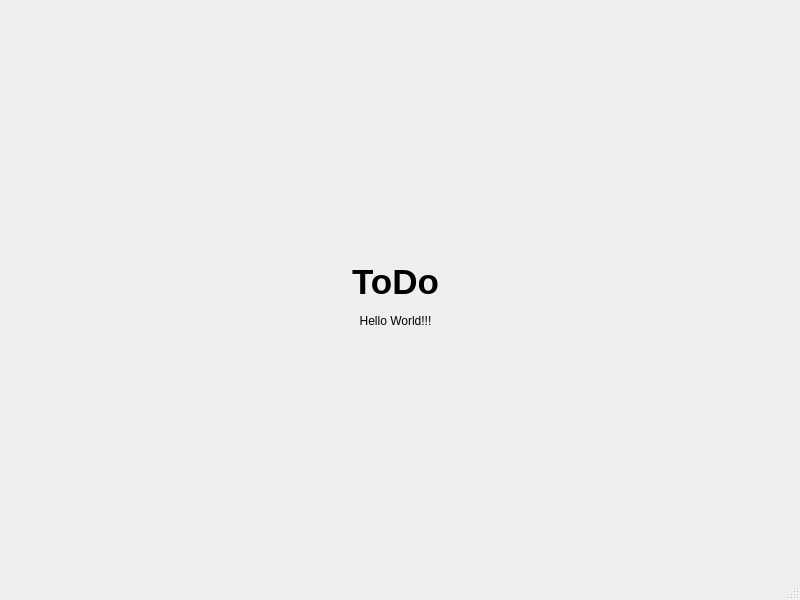
Above: mainwindow.ui from IlyaChichkov/ToDo_Project before the change. Below: the same form after it.
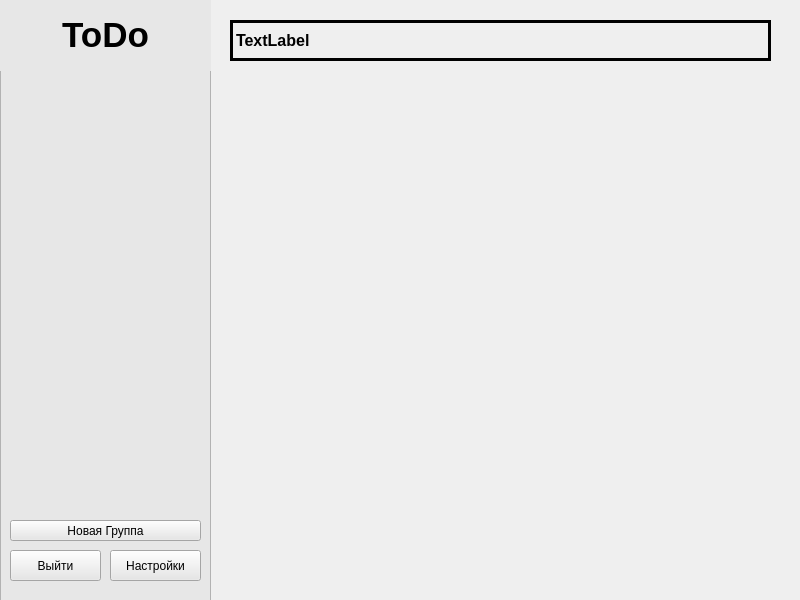
That is the form after the change.

Diff of the .ui file:
```diff
--- a/mainwindow.ui
+++ b/mainwindow.ui
@@ -13,32 +13,118 @@
   <property name="windowTitle">
    <string>MainWindow</string>
   </property>
+  <property name="autoFillBackground">
+   <bool>false</bool>
+  </property>
   <widget class="QWidget" name="centralwidget">
-   <widget class="QLabel" name="label">
+   <widget class="QFrame" name="frame">
     <property name="geometry">
      <rect>
-      <x>280</x>
-      <y>230</y>
-      <width>231</width>
-      <height>131</height>
+      <x>0</x>
+      <y>0</y>
+      <width>211</width>
+      <height>601</height>
      </rect>
+    </property>
+    <property name="autoFillBackground">
+     <bool>false</bool>
+    </property>
+    <property name="styleSheet">
+     <string notr="true">background-color: rgb(231, 231, 231)</string>
+    </property>
+    <property name="frameShape">
+     <enum>QFrame::StyledPanel</enum>
+    </property>
+    <property name="frameShadow">
+     <enum>QFrame::Raised</enum>
+    </property>
+    <widget class="QLabel" name="titleLabel">
+     <property name="geometry">
+      <rect>
+       <x>0</x>
+       <y>0</y>
+       <width>211</width>
+       <height>71</height>
+      </rect>
+     </property>
+     <property name="text">
+      <string>&lt;html&gt;&lt;head/&gt;&lt;body&gt;&lt;p align=&quot;center&quot;&gt;&lt;span style=&quot; font-size:26pt; font-weight:600;&quot;&gt;ToDo&lt;/span&gt;&lt;/p&gt;&lt;/body&gt;&lt;/html&gt;</string>
+     </property>
+    </widget>
+    <widget class="QPushButton" name="exitButton">
+     <property name="geometry">
+      <rect>
+       <x>10</x>
+       <y>550</y>
+       <width>91</width>
+       <height>31</height>
+      </rect>
+     </property>
+     <property name="text">
+      <string>Выйти</string>
+     </property>
+    </widget>
+    <widget class="QPushButton" name="settingsButton">
+     <property name="geometry">
+      <rect>
+       <x>110</x>
+       <y>550</y>
+       <width>91</width>
+       <height>31</height>
+      </rect>
+     </property>
+     <property name="text">
+      <string>Настройки</string>
+     </property>
+    </widget>
+    <widget class="QListWidget" name="taskGroupsList">
+     <property name="geometry">
+      <rect>
+       <x>5</x>
+       <y>71</y>
+       <width>201</width>
+       <height>441</height>
+      </rect>
+     </property>
+     <property name="styleSheet">
+      <string notr="true">border: none;</string>
+     </property>
+    </widget>
+    <widget class="QPushButton" name="addNewGroup">
+     <property name="geometry">
+      <rect>
+       <x>10</x>
+       <y>520</y>
+       <width>191</width>
+       <height>21</height>
+      </rect>
+     </property>
+     <property name="text">
+      <string>Новая Группа</string>
+     </property>
+    </widget>
+   </widget>
+   <widget class="QLabel" name="selectedGroupName">
+    <property name="geometry">
+     <rect>
+      <x>230</x>
+      <y>20</y>
+      <width>541</width>
+      <height>41</height>
+     </rect>
+    </property>
+    <property name="autoFillBackground">
+     <bool>false</bool>
+    </property>
+    <property name="styleSheet">
+     <string notr="true">color: black;
+border: 3px solid black;</string>
     </property>
     <property name="text">
-     <string>&lt;html&gt;&lt;head/&gt;&lt;body&gt;&lt;p align=&quot;center&quot;&gt;&lt;span style=&quot; font-size:26pt; font-weight:600;&quot;&gt;ToDo&lt;/span&gt;&lt;/p&gt;&lt;p align=&quot;center&quot;&gt;Hello World!!!&lt;/p&gt;&lt;/body&gt;&lt;/html&gt;</string>
+     <string>&lt;html&gt;&lt;head/&gt;&lt;body&gt;&lt;p&gt;&lt;span style=&quot; font-size:12pt; font-weight:600;&quot;&gt;TextLabel&lt;/span&gt;&lt;/p&gt;&lt;/body&gt;&lt;/html&gt;</string>
     </property>
    </widget>
   </widget>
-  <widget class="QMenuBar" name="menubar">
-   <property name="geometry">
-    <rect>
-     <x>0</x>
-     <y>0</y>
-     <width>800</width>
-     <height>20</height>
-    </rect>
-   </property>
-  </widget>
-  <widget class="QStatusBar" name="statusbar"/>
  </widget>
  <resources/>
  <connections/>
```
